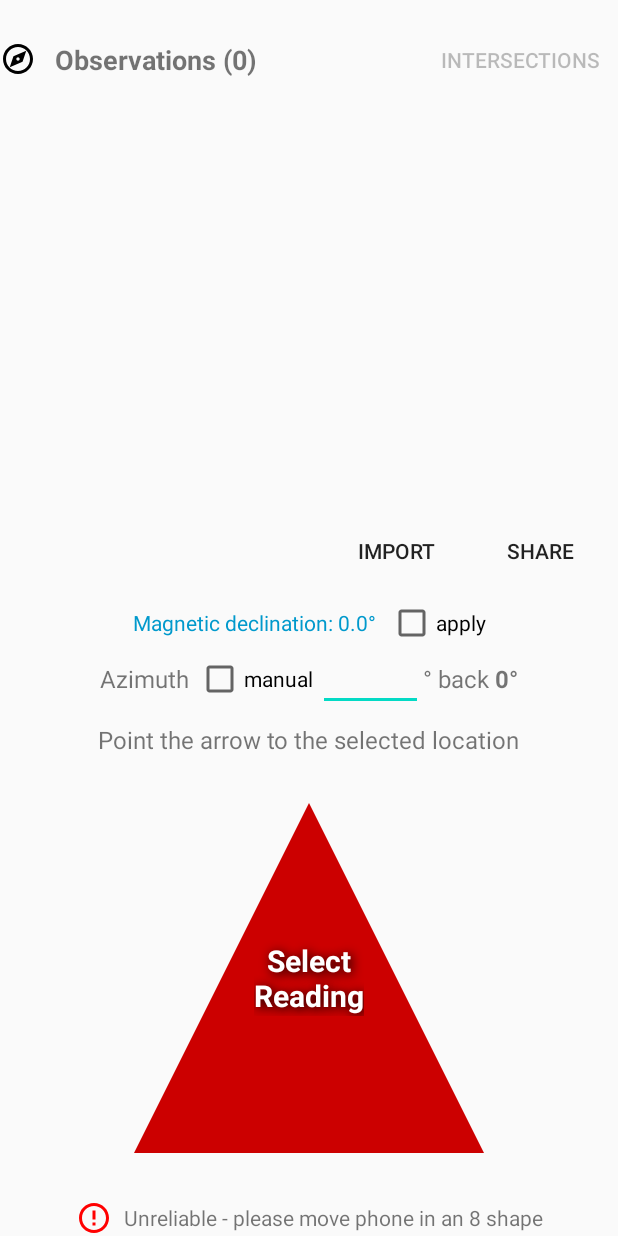
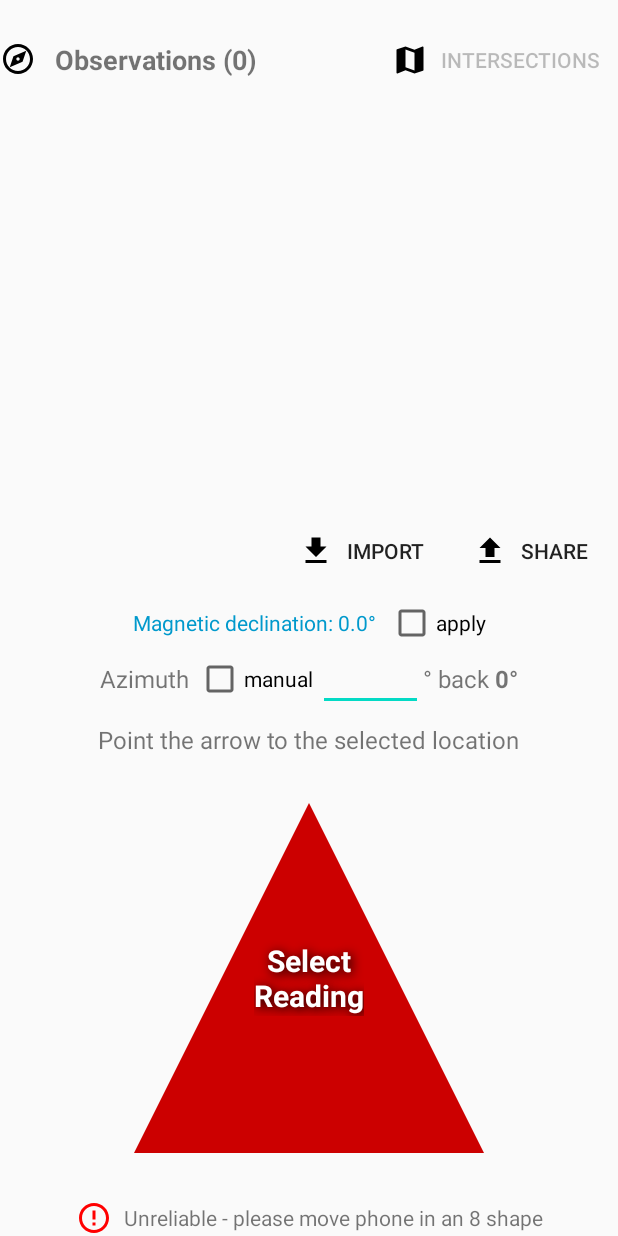
Before and after one commit to alexbodn/osmand_triangulation, an Android app: the layout fragment_home.xml on its own in the app's theme, with its tools: preview values and no code run, on a phone screen of 412 x 824 dp. Run offline under Robolectric (Android 15) with nearby library versions, the phone set to English and light mode, and no system bars.

Commit message:
Fix UI button icons ignoring attributes
Swapped `app:icon` to `android:drawableLeft` for the Intersections, Import, and Share buttons on the home screen layout, ensuring the specified vectors are properly prepended to the button text even when utilizing the standard Android borderless theme. Also created and applied an `ic_upload` vector specifically for the Share button to match aesthetic requirements.

Co-authored-by: alexbodn <4792193+alexbodn@users.noreply.github.com>

```diff
--- /dev/null
+++ b/app/app/src/main/res/drawable/ic_upload.xml
@@ -0,0 +1,9 @@
+<vector xmlns:android="http://schemas.android.com/apk/res/android"
+    android:width="24dp"
+    android:height="24dp"
+    android:viewportWidth="24"
+    android:viewportHeight="24">
+  <path
+      android:fillColor="#FF000000"
+      android:pathData="M5,20h14v-2H5v2zM9,16h6v-6h4l-7,-7 -7,7h4v6z"/>
+</vector>
--- a/app/app/src/main/res/layout/fragment_home.xml
+++ b/app/app/src/main/res/layout/fragment_home.xml
@@ -33,7 +33,8 @@
             android:layout_width="wrap_content"
             android:layout_height="wrap_content"
             android:layout_marginStart="8dp"
-            app:icon="@drawable/ic_map"
+            android:drawableLeft="@drawable/ic_map"
+            android:drawablePadding="8dp"
             android:text="Intersections"
             style="?android:attr/borderlessButtonStyle"
             android:enabled="false" />
@@ -76,7 +77,8 @@
             android:layout_width="wrap_content"
             android:layout_height="wrap_content"
             android:layout_marginEnd="8dp"
-            app:icon="@drawable/ic_download"
+            android:drawableLeft="@drawable/ic_download"
+            android:drawablePadding="8dp"
             android:text="Import"
             style="?android:attr/borderlessButtonStyle" />
 
@@ -84,7 +86,8 @@
             android:id="@+id/btnShare"
             android:layout_width="wrap_content"
             android:layout_height="wrap_content"
-            app:icon="@drawable/ic_share"
+            android:drawableLeft="@drawable/ic_upload"
+            android:drawablePadding="8dp"
             android:text="Share"
             style="?android:attr/borderlessButtonStyle" />
     </LinearLayout>
```
Also changed, not shown: 2 other files.
